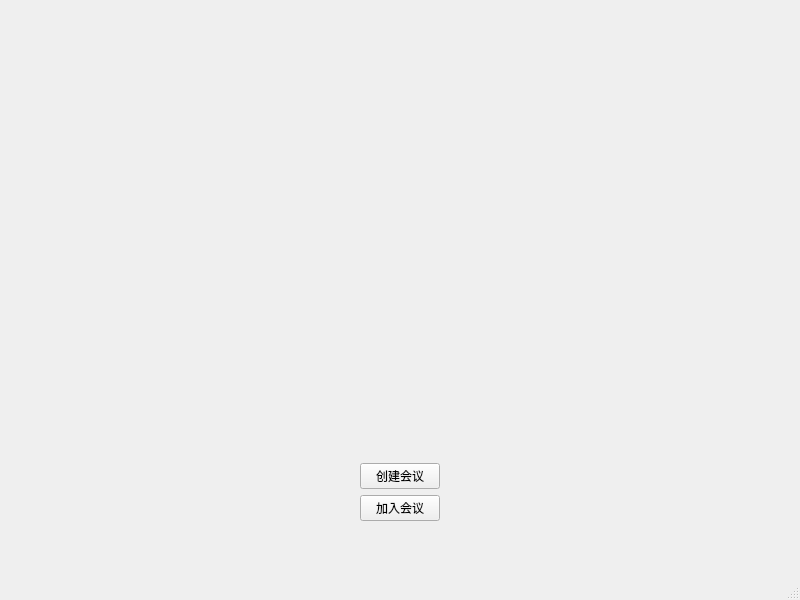
Qt form src/ui/mainwindow.ui (theshy123king/LanMeeting) before a commit.
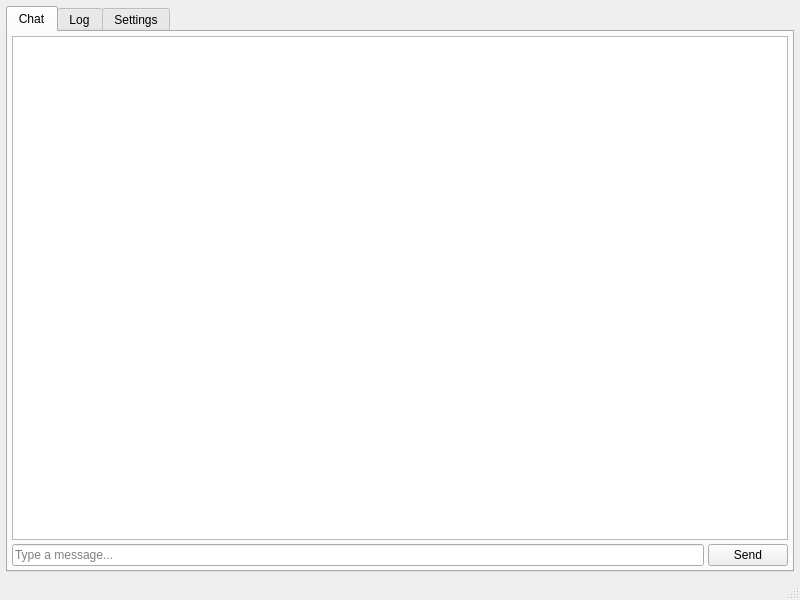
The same form after that commit.

Commit message: feat(ui): 视频优先界面重构与悬浮控制条

```diff
--- a/src/ui/mainwindow.ui
+++ b/src/ui/mainwindow.ui
@@ -14,42 +14,171 @@
    <string>MainWindow</string>
   </property>
   <widget class="QWidget" name="centralwidget">
-   <layout class="QVBoxLayout" name="verticalLayout">
+   <layout class="QHBoxLayout" name="mainLayout">
+    <property name="spacing">
+     <number>0</number>
+    </property>
+    <property name="margin">
+     <number>0</number>
+    </property>
     <item>
-     <spacer name="verticalSpacerTop">
-      <property name="orientation">
-       <enum>Qt::Vertical</enum>
-      </property>
-      <property name="sizeHint" stdset="0">
-       <size>
-        <width>20</width>
-        <height>40</height>
-       </size>
-      </property>
-     </spacer>
-    </item>
-    <item alignment="Qt::AlignHCenter">
-     <widget class="QPushButton" name="btnCreateRoom">
-      <property name="text">
-       <string>创建会议</string>
-      </property>
+     <widget class="QWidget" name="videoArea">
+      <layout class="QVBoxLayout" name="videoAreaLayout">
+       <property name="spacing">
+        <number>0</number>
+       </property>
+       <property name="margin">
+        <number>0</number>
+       </property>
+       <item>
+        <widget class="QWidget" name="remoteVideoContainer">
+         <layout class="QVBoxLayout" name="remoteVideoLayout">
+          <property name="spacing">
+           <number>0</number>
+          </property>
+          <property name="margin">
+           <number>0</number>
+          </property>
+         </layout>
+        </widget>
+       </item>
+      </layout>
+      <widget class="QWidget" name="videoContainer">
+       <property name="geometry">
+        <rect>
+         <x>20</x>
+         <y>20</y>
+         <width>240</width>
+         <height>160</height>
+        </rect>
+       </property>
+       <layout class="QVBoxLayout" name="videoLayout">
+        <property name="spacing">
+         <number>0</number>
+        </property>
+        <property name="margin">
+         <number>0</number>
+        </property>
+       </layout>
+      </widget>
      </widget>
     </item>
-    <item alignment="Qt::AlignHCenter">
-     <widget class="QPushButton" name="btnJoinRoom">
-      <property name="text">
-       <string>加入会议</string>
-      </property>
-     </widget>
-    </item>
     <item>
-     <widget class="QWidget" name="videoContainer">
-      <layout class="QVBoxLayout" name="videoLayout"/>
-     </widget>
-    </item>
-    <item>
-     <widget class="QWidget" name="remoteVideoContainer">
-      <layout class="QVBoxLayout" name="remoteVideoLayout"/>
+     <widget class="QWidget" name="sidePanel">
+      <property name="minimumWidth">
+       <number>260</number>
+      </property>
+      <property name="maximumWidth">
+       <number>480</number>
+      </property>
+      <layout class="QVBoxLayout" name="sideLayout">
+       <property name="spacing">
+        <number>6</number>
+       </property>
+       <property name="margin">
+        <number>6</number>
+       </property>
+       <item>
+        <widget class="QTabWidget" name="sideTabWidget">
+         <property name="tabPosition">
+          <enum>QTabWidget::North</enum>
+         </property>
+         <property name="tabShape">
+          <enum>QTabWidget::Rounded</enum>
+         </property>
+         <widget class="QWidget" name="chatTab">
+          <attribute name="title">
+           <string>Chat</string>
+          </attribute>
+          <layout class="QVBoxLayout" name="chatLayout">
+           <property name="spacing">
+            <number>4</number>
+           </property>
+           <property name="margin">
+            <number>4</number>
+           </property>
+           <item>
+            <widget class="QTextBrowser" name="chatView"/>
+           </item>
+           <item>
+            <widget class="QWidget" name="chatInputPanel">
+             <layout class="QHBoxLayout" name="chatInputLayout">
+              <property name="spacing">
+               <number>4</number>
+              </property>
+              <property name="margin">
+               <number>0</number>
+              </property>
+              <item>
+               <widget class="QLineEdit" name="chatLineEdit">
+                <property name="placeholderText">
+                 <string>Type a message...</string>
+                </property>
+               </widget>
+              </item>
+              <item>
+               <widget class="QPushButton" name="btnSendChat">
+                <property name="text">
+                 <string>Send</string>
+                </property>
+               </widget>
+              </item>
+             </layout>
+            </widget>
+           </item>
+          </layout>
+         </widget>
+         <widget class="QWidget" name="logTab">
+          <attribute name="title">
+           <string>Log</string>
+          </attribute>
+          <layout class="QVBoxLayout" name="logLayout">
+           <property name="spacing">
+            <number>4</number>
+           </property>
+           <property name="margin">
+            <number>4</number>
+           </property>
+           <item>
+            <widget class="QPlainTextEdit" name="logView">
+             <property name="readOnly">
+              <bool>true</bool>
+             </property>
+            </widget>
+           </item>
+          </layout>
+         </widget>
+         <widget class="QWidget" name="settingsTab">
+          <attribute name="title">
+           <string>Settings</string>
+          </attribute>
+          <layout class="QFormLayout" name="settingsLayout">
+           <item row="0" column="0">
+            <widget class="QLabel" name="labelSettings">
+             <property name="text">
+              <string>General</string>
+             </property>
+            </widget>
+           </item>
+           <item row="1" column="0">
+            <widget class="QCheckBox" name="chkMuteOnJoin">
+             <property name="text">
+              <string>Mute on join</string>
+             </property>
+            </widget>
+           </item>
+           <item row="2" column="0">
+            <widget class="QCheckBox" name="chkHideSelfView">
+             <property name="text">
+              <string>Hide self preview</string>
+             </property>
+            </widget>
+           </item>
+          </layout>
+         </widget>
+        </widget>
+       </item>
+      </layout>
      </widget>
     </item>
    </layout>
```
The commit also changes 3 other files.
